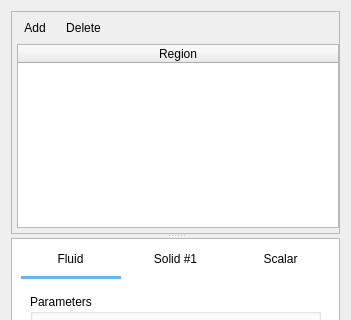
Qt form gui/uifiles/initial_conditions.ui (truongd8593/mfix) before a commit; both pictures show x 0 to 351 and y 0 to 320 of the 351 by 556 pixel window.
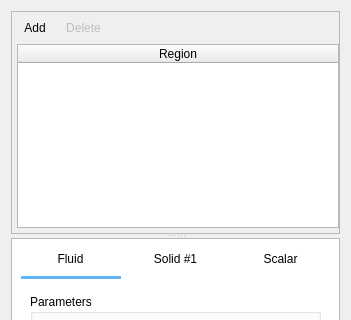
The same form after that commit.

Diff of the .ui file:
```diff
--- a/gui/uifiles/initial_conditions.ui
+++ b/gui/uifiles/initial_conditions.ui
@@ -53,6 +53,9 @@
          </item>
          <item>
           <widget class="QToolButton" name="toolbutton_delete">
+           <property name="enabled">
+            <bool>false</bool>
+           </property>
            <property name="text">
             <string>Delete</string>
            </property>
```
